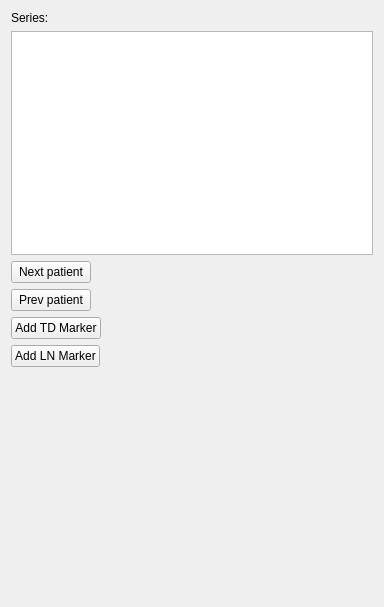
Before: the Qt Designer form MRRectumTDNLMarker/Resources/UI/MRRectumTDNLMarker.ui in staffantackstrom/MRRectumTDLNMarkerExtension, drawn with Qt 5.
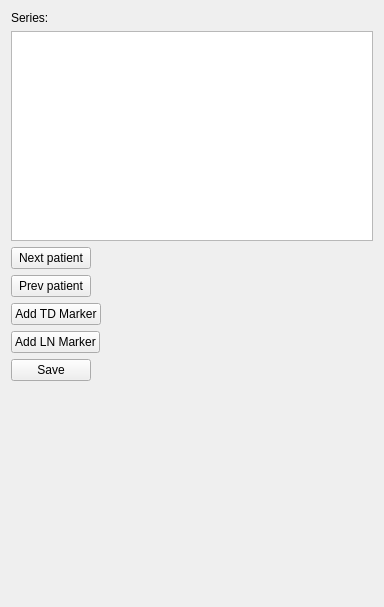
After: the same form once the commit is applied. Custom widgets are drawn as their Qt base class.

```diff
--- a/MRRectumTDNLMarker/Resources/UI/MRRectumTDNLMarker.ui
+++ b/MRRectumTDNLMarker/Resources/UI/MRRectumTDNLMarker.ui
@@ -21,7 +21,7 @@
    <item row="1" column="0" colspan="2">
     <widget class="qMRMLSubjectHierarchyTreeView" name="patientTreeView"/>
    </item>
-   <item row="6" column="0">
+   <item row="7" column="0">
     <spacer name="verticalSpacer">
      <property name="orientation">
       <enum>Qt::Vertical</enum>
@@ -62,6 +62,13 @@
      </property>
     </widget>
    </item>
+   <item row="6" column="0">
+    <widget class="QPushButton" name="saveButton">
+     <property name="text">
+      <string>Save</string>
+     </property>
+    </widget>
+   </item>
   </layout>
  </widget>
  <customwidgets>
```
